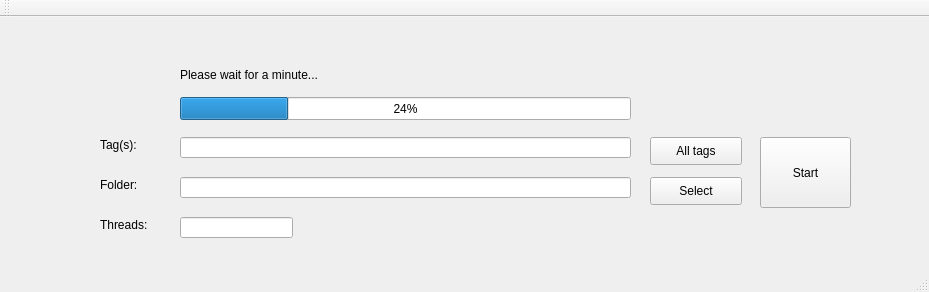
Qt form KonachanCollecter/konachancollecter.ui (SorataKasugano/KonachanCollecter) before a commit.
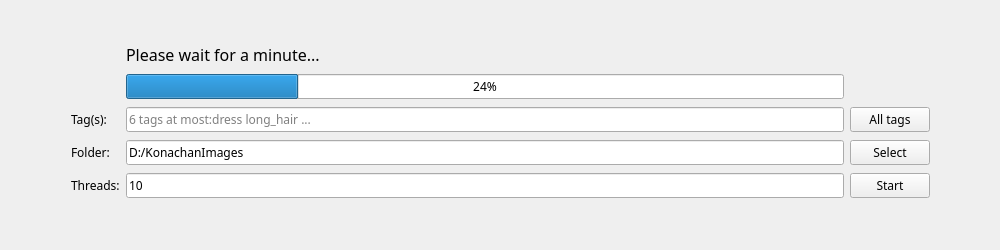
The same form after that commit.

```diff
--- a/KonachanCollecter/konachancollecter.ui
+++ b/KonachanCollecter/konachancollecter.ui
@@ -6,100 +6,80 @@
    <rect>
     <x>0</x>
     <y>0</y>
-    <width>929</width>
-    <height>292</height>
+    <width>1000</width>
+    <height>250</height>
    </rect>
   </property>
+  <property name="maximumSize">
+   <size>
+    <width>1000</width>
+    <height>250</height>
+   </size>
+  </property>
+  <property name="font">
+   <font>
+    <family>Kristen ITC</family>
+   </font>
+  </property>
   <property name="windowTitle">
    <string>KonachanCollecter</string>
   </property>
   <widget class="QWidget" name="centralWidget">
+   <widget class="QWidget" name="gridLayoutWidget">
+    <property name="geometry">
+     <rect>
+      <x>60</x>
+      <y>30</y>
+      <width>881</width>
+      <height>181</height>
+     </rect>
+    </property>
+    <layout class="QGridLayout" name="gridLayout">
+     <item row="7" column="0">
+      <widget class="QLabel" name="label_3">
+       <property name="font">
+        <font>
+         <family>Kristen ITC</family>
+        </font>
+       </property>
+       <property name="text">
+        <string>Threads:</string>
+       </property>
+      </widget>
+     </item>
+     <item row="3" column="0">
    <widget class="QLabel" name="label">
-    <property name="geometry">
-     <rect>
-      <x>100</x>
-      <y>120</y>
-      <width>61</width>
-      <height>16</height>
-     </rect>
+       <property name="font">
+        <font>
+         <family>Kristen ITC</family>
+        </font>
     </property>
     <property name="text">
      <string>Tag(s):</string>
     </property>
    </widget>
+     </item>
+     <item row="6" column="0">
    <widget class="QLabel" name="label_2">
-    <property name="geometry">
-     <rect>
-      <x>100</x>
-      <y>160</y>
-      <width>61</width>
-      <height>16</height>
-     </rect>
+       <property name="font">
+        <font>
+         <family>Kristen ITC</family>
+        </font>
     </property>
     <property name="text">
      <string>Folder:</string>
     </property>
    </widget>
-   <widget class="QLineEdit" name="lineEdit_tags">
-    <property name="geometry">
-     <rect>
-      <x>180</x>
-      <y>120</y>
-      <width>451</width>
-      <height>21</height>
-     </rect>
-    </property>
-    <property name="text">
-     <string/>
-    </property>
-   </widget>
-   <widget class="QLineEdit" name="lineEdit_folderPath">
-    <property name="geometry">
-     <rect>
-      <x>180</x>
-      <y>160</y>
-      <width>451</width>
-      <height>21</height>
-     </rect>
-    </property>
-   </widget>
-   <widget class="QPushButton" name="pushButton_selectFolder">
-    <property name="geometry">
-     <rect>
-      <x>650</x>
-      <y>160</y>
-      <width>92</width>
-      <height>28</height>
-     </rect>
-    </property>
-    <property name="text">
-     <string>Select</string>
-    </property>
-   </widget>
-   <widget class="QPushButton" name="pushButton_start">
-    <property name="geometry">
-     <rect>
-      <x>760</x>
-      <y>120</y>
-      <width>91</width>
-      <height>71</height>
-     </rect>
-    </property>
-    <property name="text">
-     <string>Start</string>
-    </property>
-   </widget>
+     </item>
+     <item row="1" column="1">
    <widget class="QProgressBar" name="progressBar">
     <property name="enabled">
      <bool>true</bool>
     </property>
-    <property name="geometry">
-     <rect>
-      <x>180</x>
-      <y>80</y>
-      <width>451</width>
-      <height>23</height>
-     </rect>
+       <property name="font">
+        <font>
+         <family>Kristen ITC</family>
+        </font>
     </property>
     <property name="value">
      <number>24</number>
@@ -108,75 +88,125 @@
      <bool>true</bool>
     </property>
    </widget>
+     </item>
+     <item row="3" column="1">
+      <widget class="QLineEdit" name="lineEdit_tags">
+       <property name="font">
+        <font>
+         <family>Kristen ITC</family>
+        </font>
+       </property>
+       <property name="text">
+        <string/>
+       </property>
+       <property name="placeholderText">
+        <string>6 tags at most:dress long_hair ...</string>
+       </property>
+      </widget>
+     </item>
+     <item row="0" column="1">
    <widget class="QLabel" name="label_progress">
-    <property name="geometry">
-     <rect>
-      <x>180</x>
-      <y>50</y>
-      <width>451</width>
-      <height>16</height>
-     </rect>
+       <property name="sizePolicy">
+        <sizepolicy hsizetype="Expanding" vsizetype="Fixed">
+         <horstretch>0</horstretch>
+         <verstretch>0</verstretch>
+        </sizepolicy>
+       </property>
+       <property name="maximumSize">
+        <size>
+         <width>16777215</width>
+         <height>16777215</height>
+        </size>
+       </property>
+       <property name="font">
+        <font>
+         <family>Kristen ITC</family>
+         <pointsize>12</pointsize>
+         <weight>50</weight>
+         <italic>false</italic>
+         <bold>false</bold>
+        </font>
     </property>
     <property name="text">
      <string>Please wait for a minute...</string>
     </property>
    </widget>
+     </item>
+     <item row="6" column="2">
+      <widget class="QPushButton" name="pushButton_selectFolder">
+       <property name="font">
+        <font>
+         <family>Kristen ITC</family>
+        </font>
+       </property>
+       <property name="text">
+        <string>Select</string>
+       </property>
+      </widget>
+     </item>
+     <item row="6" column="1">
+      <widget class="QLineEdit" name="lineEdit_folderPath">
+       <property name="font">
+        <font>
+         <family>Kristen ITC</family>
+        </font>
+       </property>
+       <property name="text">
+        <string>D:/KonachanImages</string>
+       </property>
+      </widget>
+     </item>
+     <item row="7" column="1">
+      <widget class="QLineEdit" name="lineEdit_maxThread">
+       <property name="sizePolicy">
+        <sizepolicy hsizetype="Preferred" vsizetype="Fixed">
+         <horstretch>0</horstretch>
+         <verstretch>0</verstretch>
+        </sizepolicy>
+       </property>
+       <property name="font">
+        <font>
+         <family>Kristen ITC</family>
+        </font>
+       </property>
+       <property name="text">
+        <string>10</string>
+       </property>
+      </widget>
+     </item>
+     <item row="3" column="2">
    <widget class="QPushButton" name="pushButton_tags">
-    <property name="geometry">
-     <rect>
-      <x>650</x>
-      <y>120</y>
-      <width>92</width>
-      <height>28</height>
-     </rect>
+       <property name="sizePolicy">
+        <sizepolicy hsizetype="Preferred" vsizetype="Preferred">
+         <horstretch>0</horstretch>
+         <verstretch>0</verstretch>
+        </sizepolicy>
+       </property>
+       <property name="font">
+        <font>
+         <family>Kristen ITC</family>
+        </font>
     </property>
     <property name="text">
      <string>All tags</string>
     </property>
    </widget>
-   <widget class="QLineEdit" name="lineEdit_maxThread">
-    <property name="geometry">
-     <rect>
-      <x>180</x>
-      <y>200</y>
-      <width>113</width>
-      <height>21</height>
-     </rect>
-    </property>
-   </widget>
-   <widget class="QLabel" name="label_3">
-    <property name="geometry">
-     <rect>
-      <x>100</x>
-      <y>200</y>
-      <width>72</width>
-      <height>15</height>
-     </rect>
+     </item>
+     <item row="7" column="2">
+      <widget class="QPushButton" name="pushButton_start">
+       <property name="font">
+        <font>
+         <family>Kristen ITC</family>
+        </font>
     </property>
     <property name="text">
-     <string>Threads:</string>
-    </property>
-   </widget>
-  </widget>
-  <widget class="QMenuBar" name="menuBar">
-   <property name="geometry">
-    <rect>
-     <x>0</x>
-     <y>0</y>
-     <width>929</width>
-     <height>26</height>
-    </rect>
-   </property>
+        <string>Start</string>
+       </property>
+      </widget>
+     </item>
+    </layout>
+   </widget>
   </widget>
-  <widget class="QToolBar" name="mainToolBar">
-   <attribute name="toolBarArea">
-    <enum>TopToolBarArea</enum>
-   </attribute>
-   <attribute name="toolBarBreak">
-    <bool>false</bool>
-   </attribute>
-  </widget>
-  <widget class="QStatusBar" name="statusBar"/>
  </widget>
  <layoutdefault spacing="6" margin="11"/>
  <resources>
```
Lines whose indentation alone changed are shown as unchanged.
